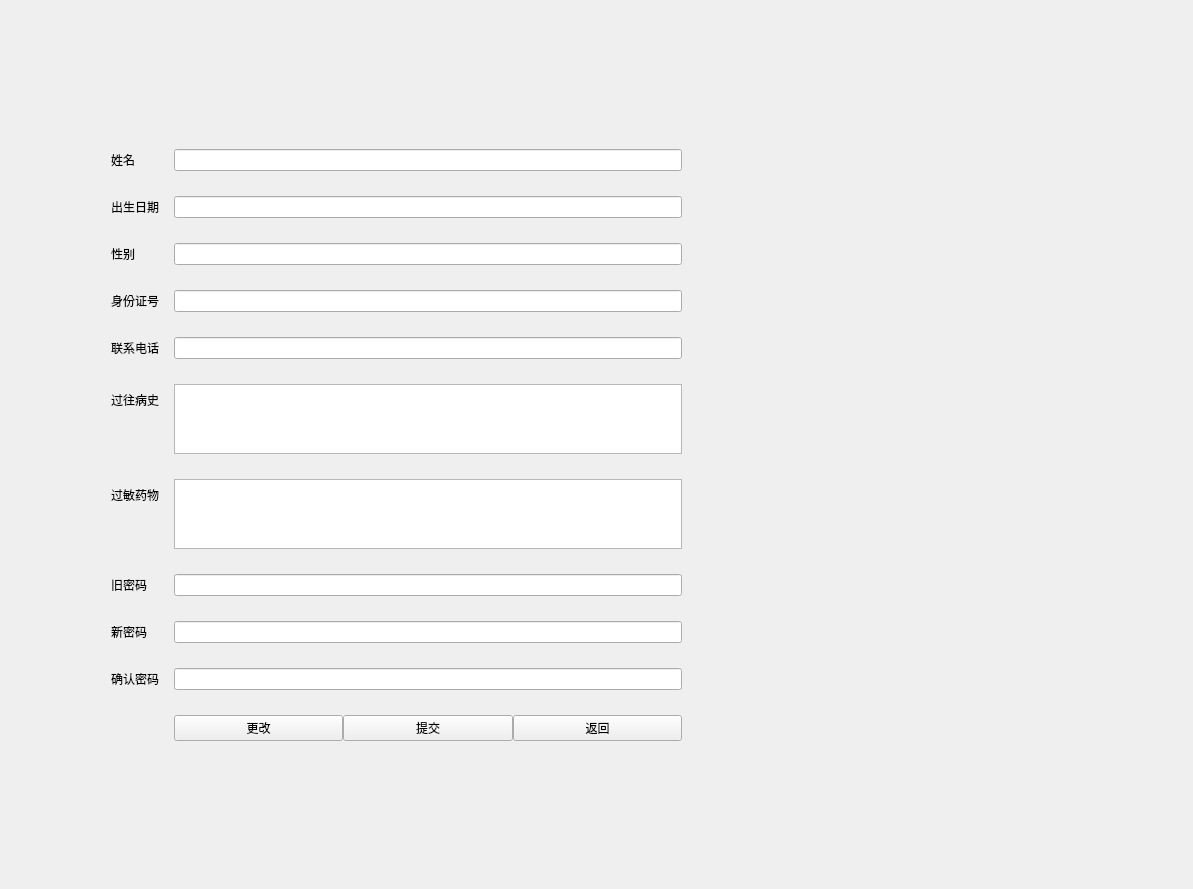
Old version of the form ui/PatientEditPersonalInformation.ui in the repository BottleOfErie/SmartHospital.
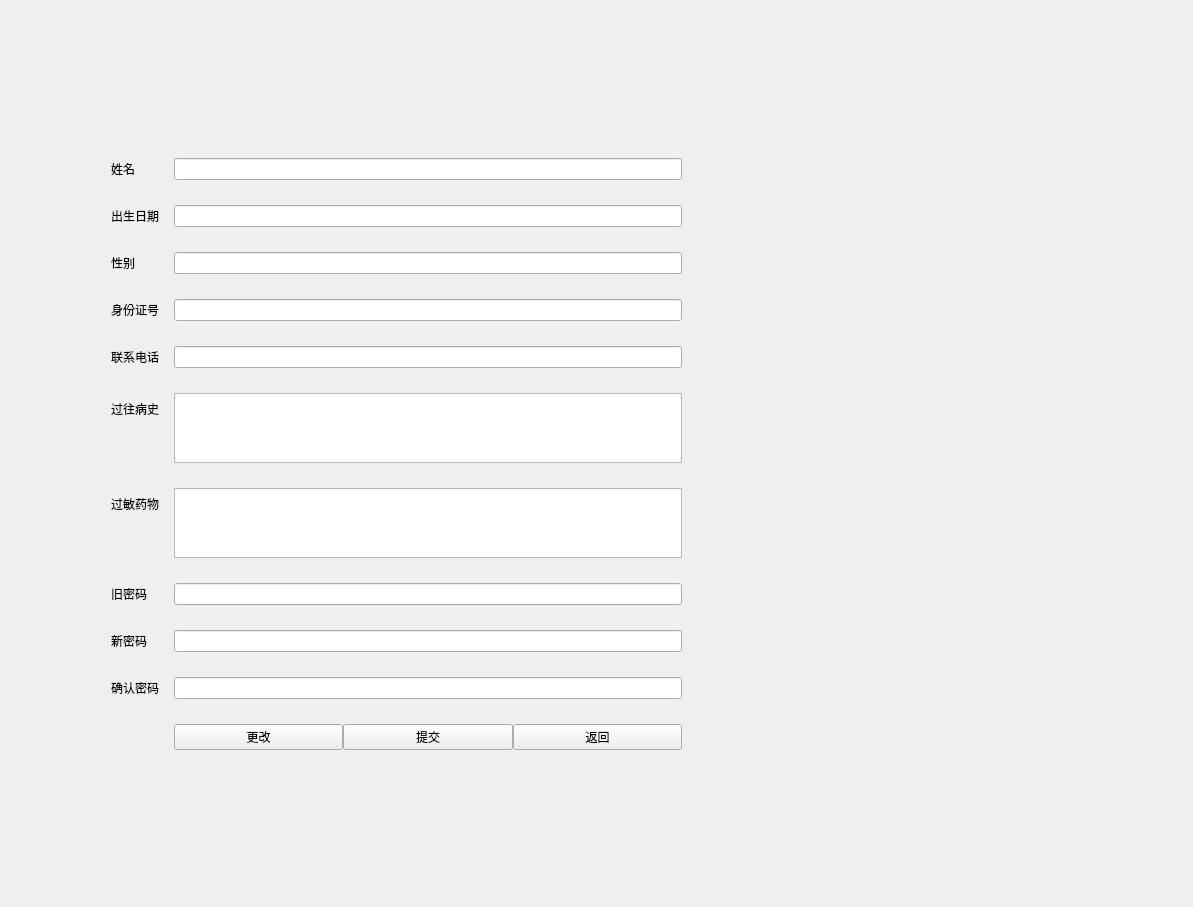
New version of the form. Icons and pictures are not drawn.

```diff
--- a/ui/PatientEditPersonalInformation.ui
+++ b/ui/PatientEditPersonalInformation.ui
@@ -7,7 +7,7 @@
     <x>0</x>
     <y>0</y>
     <width>1193</width>
-    <height>889</height>
+    <height>907</height>
    </rect>
   </property>
   <property name="windowTitle">
```
Left out of the diff: 2 changed lines with no effect on the pictures.
